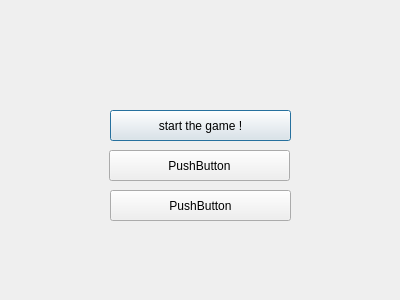
The window that tictactoev/dialog.ui (Jolinejo/Advanced-Tic-Tac-Toe) describes before a commit, drawn with Qt 5.
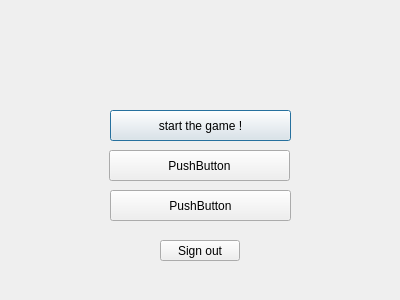
The same window after the commit.

The edit to the form file:
```diff
--- a/tictactoev/dialog.ui
+++ b/tictactoev/dialog.ui
@@ -52,6 +52,19 @@
     <string>PushButton</string>
    </property>
   </widget>
+  <widget class="QPushButton" name="pushButton_2">
+   <property name="geometry">
+    <rect>
+     <x>160</x>
+     <y>240</y>
+     <width>80</width>
+     <height>21</height>
+    </rect>
+   </property>
+   <property name="text">
+    <string>Sign out</string>
+   </property>
+  </widget>
  </widget>
  <resources/>
  <connections/>
```
